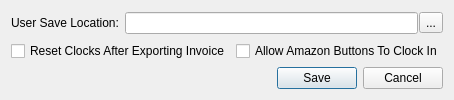
Old version of the form Gui/PreferencesDialog.ui in the repository smithbro2115/Clocking.
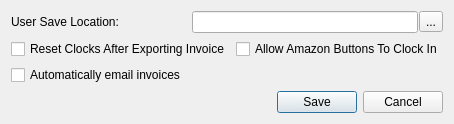
New version of the form.

```diff
--- a/Gui/PreferencesDialog.ui
+++ b/Gui/PreferencesDialog.ui
@@ -7,7 +7,7 @@
     <x>0</x>
     <y>0</y>
     <width>435</width>
-    <height>100</height>
+    <height>113</height>
    </rect>
   </property>
   <property name="windowTitle">
@@ -91,6 +91,13 @@
      </property>
     </widget>
    </item>
+   <item row="2" column="0">
+    <widget class="QCheckBox" name="emailInvoicesCheckBox">
+     <property name="text">
+      <string>Automatically email invoices</string>
+     </property>
+    </widget>
+   </item>
   </layout>
  </widget>
  <resources/>
```
